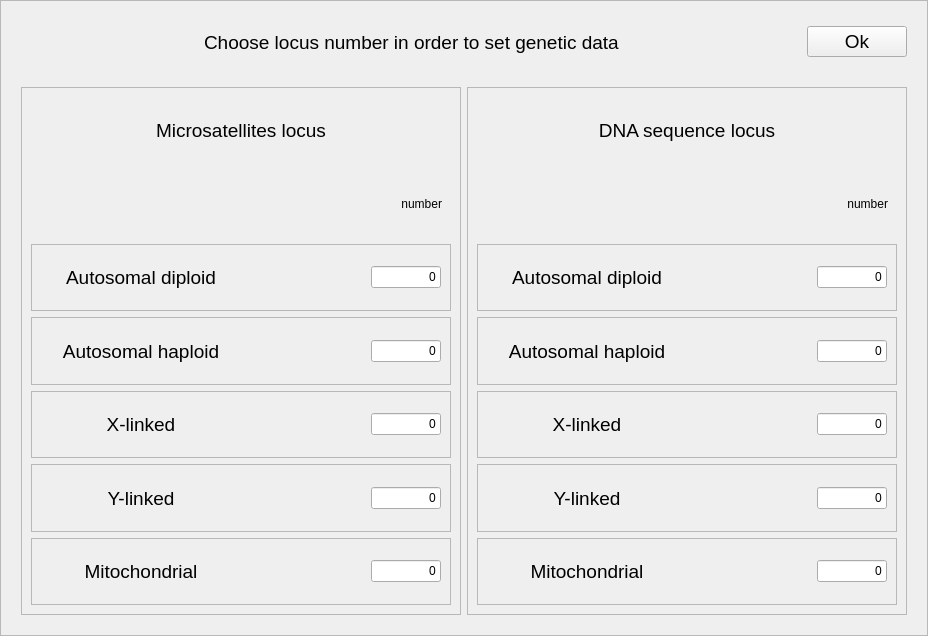
This is python_interface/uis/setLocusNumber.ui in cbgp/diyabc as Qt 5 draws it before an edit. The edited form follows.
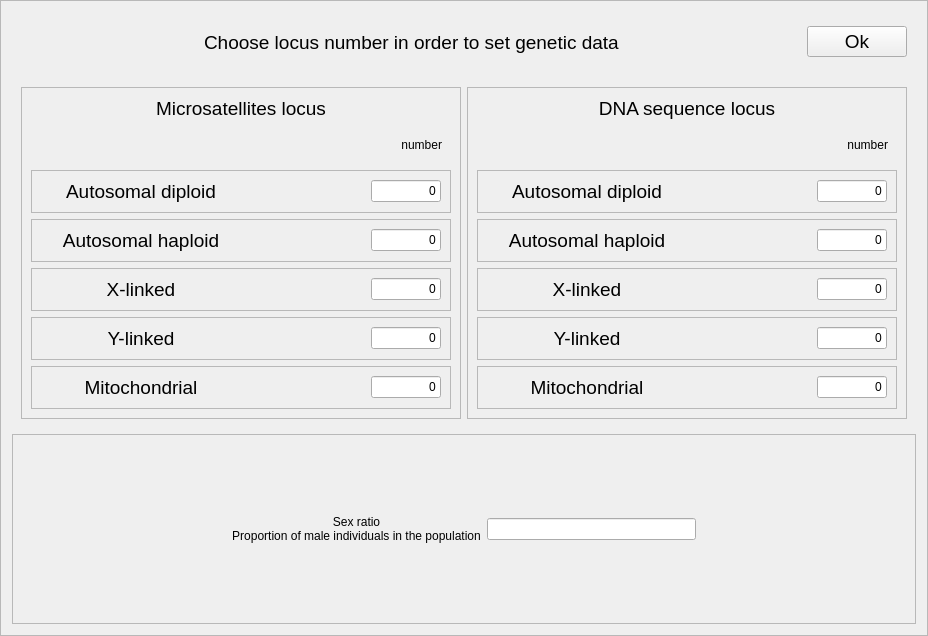
This is the edited form.

Commit message: simulation -> nucleotide frequ , sex ratio

```diff
--- a/python_interface/uis/setLocusNumber.ui
+++ b/python_interface/uis/setLocusNumber.ui
@@ -982,6 +982,58 @@
      </layout>
     </widget>
    </item>
+   <item>
+    <widget class="QFrame" name="frame_17">
+     <property name="frameShape">
+      <enum>QFrame::StyledPanel</enum>
+     </property>
+     <property name="frameShadow">
+      <enum>QFrame::Raised</enum>
+     </property>
+     <layout class="QHBoxLayout" name="horizontalLayout_15">
+      <item>
+       <spacer name="horizontalSpacer_15">
+        <property name="orientation">
+         <enum>Qt::Horizontal</enum>
+        </property>
+        <property name="sizeHint" stdset="0">
+         <size>
+          <width>40</width>
+          <height>20</height>
+         </size>
+        </property>
+       </spacer>
+      </item>
+      <item>
+       <widget class="QLabel" name="label_3">
+        <property name="text">
+         <string>Sex ratio
+Proportion of male individuals in the population</string>
+        </property>
+        <property name="alignment">
+         <set>Qt::AlignCenter</set>
+        </property>
+       </widget>
+      </item>
+      <item>
+       <widget class="QLineEdit" name="sexRatioEdit"/>
+      </item>
+      <item>
+       <spacer name="horizontalSpacer_16">
+        <property name="orientation">
+         <enum>Qt::Horizontal</enum>
+        </property>
+        <property name="sizeHint" stdset="0">
+         <size>
+          <width>40</width>
+          <height>20</height>
+         </size>
+        </property>
+       </spacer>
+      </item>
+     </layout>
+    </widget>
+   </item>
   </layout>
  </widget>
  <resources/>
```
The commit also changes 4 other files.
